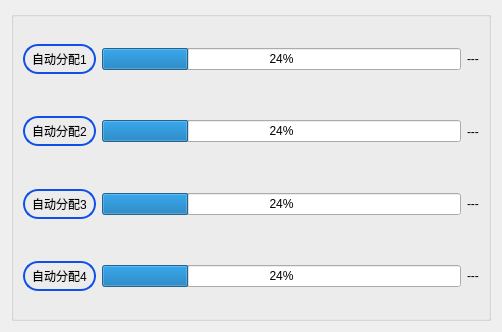
First picture: the form in setting/setsystem/autosetaddress.ui, repository ChinaClever/BusBar-Qt, before the edit.
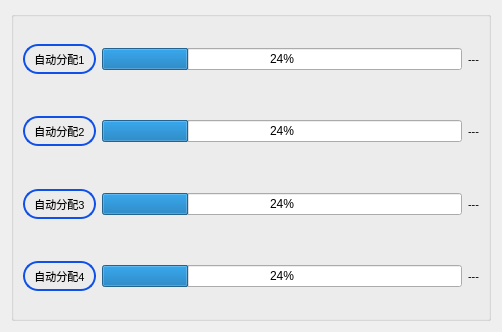
Second picture: the form after the edit. Custom widgets are drawn as their Qt base class.

Diff of the .ui file:
```diff
--- a/setting/setsystem/autosetaddress.ui
+++ b/setting/setsystem/autosetaddress.ui
@@ -39,6 +39,11 @@
             <height>30</height>
            </size>
           </property>
+          <property name="font">
+           <font>
+            <pointsize>8</pointsize>
+           </font>
+          </property>
           <property name="styleSheet">
            <string notr="true">QPushButton{
 border:2px solid rgb(15,80,232);
@@ -59,6 +64,11 @@
         </item>
         <item>
          <widget class="QLabel" name="statuslab1">
+          <property name="font">
+           <font>
+            <pointsize>8</pointsize>
+           </font>
+          </property>
           <property name="text">
            <string>---</string>
           </property>
@@ -82,6 +92,11 @@
             <height>30</height>
            </size>
           </property>
+          <property name="font">
+           <font>
+            <pointsize>8</pointsize>
+           </font>
+          </property>
           <property name="styleSheet">
            <string notr="true">QPushButton{
 border:2px solid rgb(15,80,232);
@@ -102,6 +117,11 @@
         </item>
         <item>
          <widget class="QLabel" name="statuslab2">
+          <property name="font">
+           <font>
+            <pointsize>8</pointsize>
+           </font>
+          </property>
           <property name="text">
            <string>---</string>
           </property>
@@ -125,6 +145,11 @@
             <height>30</height>
            </size>
           </property>
+          <property name="font">
+           <font>
+            <pointsize>8</pointsize>
+           </font>
+          </property>
           <property name="styleSheet">
            <string notr="true">QPushButton{
 border:2px solid rgb(15,80,232);
@@ -145,6 +170,11 @@
         </item>
         <item>
          <widget class="QLabel" name="statuslab3">
+          <property name="font">
+           <font>
+            <pointsize>8</pointsize>
+           </font>
+          </property>
           <property name="text">
            <string>---</string>
           </property>
@@ -168,6 +198,11 @@
             <height>30</height>
            </size>
           </property>
+          <property name="font">
+           <font>
+            <pointsize>8</pointsize>
+           </font>
+          </property>
           <property name="styleSheet">
            <string notr="true">QPushButton{
 border:2px solid rgb(15,80,232);
@@ -188,6 +223,11 @@
         </item>
         <item>
          <widget class="QLabel" name="statuslab4">
+          <property name="font">
+           <font>
+            <pointsize>8</pointsize>
+           </font>
+          </property>
           <property name="text">
            <string>---</string>
           </property>
```
